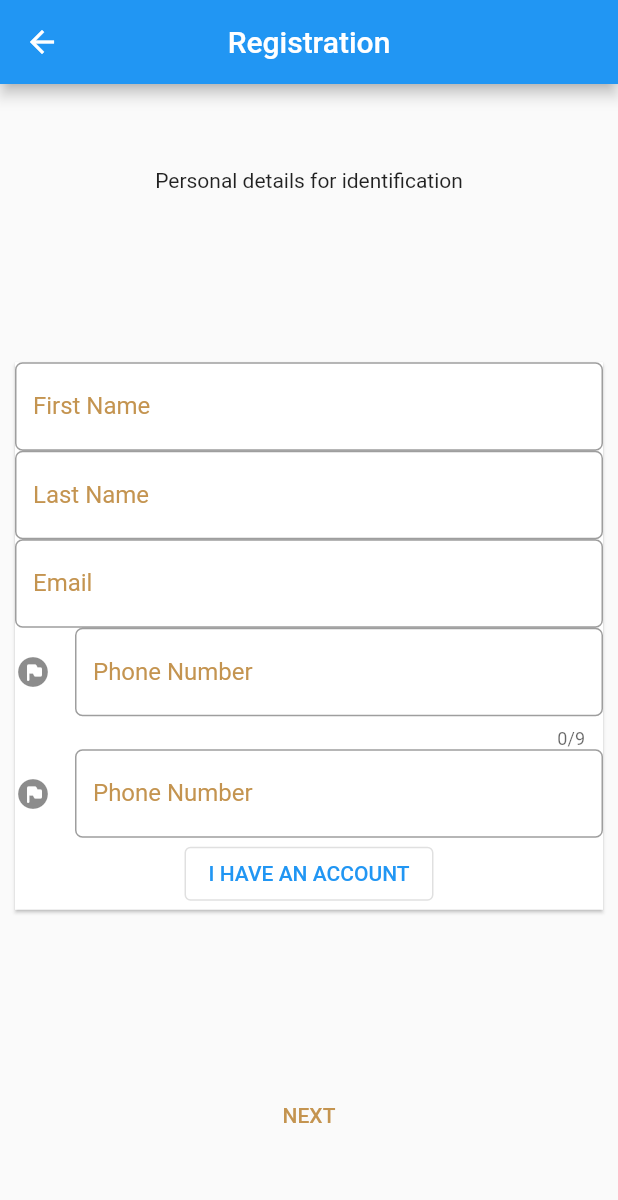
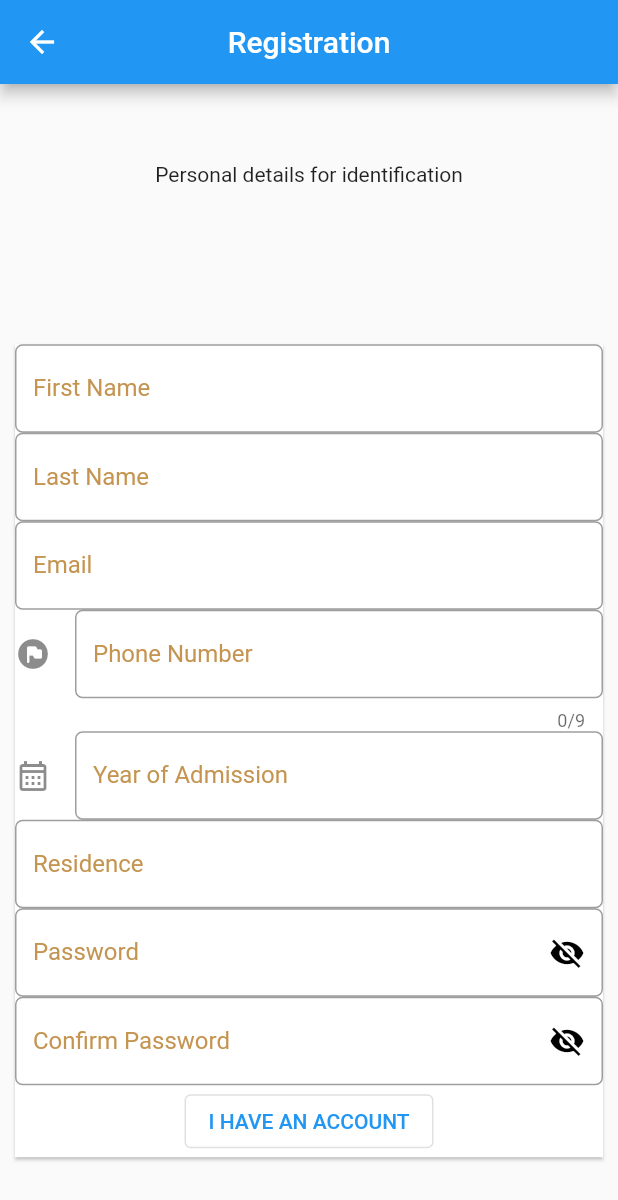
Before and after one commit to EU-Mobile-Developers/EUCOSSA-flutter, a Flutter app: the Register screen opened directly, on a phone screen of 412 x 824 dp. Shown: the top 1200 px of the screen. Run offline on Flutter 3.47's test engine with Material 2 defaults, Android fonts, the phone set to English and light mode, and no system bars.

Commit message:
Cleared up the registration screen

```diff
--- a/lib/screens/register.dart
+++ b/lib/screens/register.dart
@@ -1,6 +1,5 @@
 import 'package:eu_mobile/utils/theme.dart';
 import 'package:flutter/material.dart';
-import 'package:flutter/services.dart';
 
 class Register extends StatefulWidget {
   const Register({Key? key}) : super(key: key);
@@ -15,6 +14,7 @@ class _RegisterState extends State<Register> {
       _emailController,
       _phoneNumberController,
       _admissionYearController,
+      _residenceController,
       _passwordController,
       _confirmPasswordController;
   @override
@@ -26,7 +26,41 @@ class _RegisterState extends State<Register> {
     _admissionYearController = TextEditingController();
     _passwordController = TextEditingController();
     _confirmPasswordController = TextEditingController();
+    _residenceController = TextEditingController();
     super.initState();
+  }
+
+  bool _isTextObscured = true;
+  IconData _visibilityIcon = Icons.visibility_off;
+
+  IconData _changePasswordSuffixIcon(IconData visibleIcon) {
+    if (visibleIcon == Icons.visibility) {
+      return visibleIcon = Icons.visibility_off;
+    } else {
+      return visibleIcon = Icons.visibility;
+    }
+  }
+
+  String? _emailValidator(String? textFieldValue) {
+    if (textFieldValue == null || textFieldValue.isEmpty) {
+      return 'This value is required';
+    } else if (!RegExp(
+            r"^[a-zA-Z0-9.a-zA-Z0-9.!#$%&'*+-/=?^_`{|}~]+@[a-zA-Z0-9]+\.[a-zA-Z]+")
+        .hasMatch(textFieldValue)) {
+      return 'Enter a valid email address';
+    } else {
+      return null;
+    }
+  }
+
+  String? _nameFieldValidator(String? nameFieldValue) {
+    nameFieldValue == null || nameFieldValue.isEmpty
+        ? 'This field must contain a value'
+        : null;
+  }
+
+  String? _phoneNumberValidator(String? phoneNumberValue) {
+    phoneNumberValue!.length < 9 ? 'This field must contain a value' : null;
   }
 
   @override
@@ -49,6 +83,8 @@ class _RegisterState extends State<Register> {
               children: [
                 TextFormField(
                   controller: _firstNameController,
+                  validator: _nameFieldValidator,
+                  keyboardType: TextInputType.name,
                   decoration: InputDecoration(
                     hintText: 'First Name',
                     hintStyle: const TextStyle(color: Colors.black),
@@ -63,6 +99,8 @@ class _RegisterState extends State<Register> {
                 ),
                 TextFormField(
                   controller: _lastNameController,
+                  validator: _nameFieldValidator,
+                  keyboardType: TextInputType.name,
                   decoration: InputDecoration(
                     hintText: 'Last Name',
                     hintStyle: const TextStyle(color: Colors.black),
@@ -77,6 +115,8 @@ class _RegisterState extends State<Register> {
                 ),
                 TextFormField(
                   controller: _emailController,
+                  keyboardType: TextInputType.emailAddress,
+                  validator: _emailValidator,
                   decoration: InputDecoration(
                     hintText: 'Email',
                     hintStyle: const TextStyle(color: Colors.black),
@@ -91,6 +131,7 @@ class _RegisterState extends State<Register> {
                 ),
                 TextFormField(
                   controller: _phoneNumberController,
+                  keyboardType: TextInputType.number,
                   initialValue: '+254',
                   maxLength: 9,
                   decoration: InputDecoration(
@@ -108,16 +149,106 @@ class _RegisterState extends State<Register> {
                 ),
                 TextFormField(
                   controller: _admissionYearController,
-                  initialValue: '+254',
                   maxLength: 4,
+                  keyboardType: TextInputType.number,
+                  onTap: () async {
+                    final pickedYear = await showDatePicker(
+                        context: context,
+                        initialDate: DateTime.now(),
+                        firstDate: DateTime(2000),
+                        lastDate: DateTime(2072),
+                        currentDate: DateTime.now(),
+                        helpText: 'Year Of Admission',
+                        cancelText: 'Cancel',
+                        confirmText: 'Choose',
+                        errorFormatText: 'Choose the correct year',
+                        errorInvalidText: 'Invalid choice',
+                        keyboardType: TextInputType.number);
+                    _admissionYearController.text = pickedYear!.year.toString();
+                  },
                   decoration: InputDecoration(
-                    icon: const Icon(Icons.flag_circle_rounded),
+                    icon: const Icon(Icons.calendar_month_outlined),
                     counterText: '',
-                    hintText: '700 000 000',
+                    hintText: 'Year Of Admission',
                     hintStyle: const TextStyle(color: Colors.black),
-                    labelText: 'Phone Number',
+                    labelText: 'Year of Admission',
                     labelStyle: const TextStyle(color: AppTheme.gradientColor),
                     focusColor: AppTheme.gradientColor,
+                    border: OutlineInputBorder(
+                      borderRadius: BorderRadius.circular(5),
+                      borderSide: const BorderSide(color: Colors.black),
+                    ),
+                  ),
+                ),
+                TextFormField(
+                  controller: _residenceController,
+                  keyboardType: TextInputType.name,
+                  decoration: InputDecoration(
+                    hintText: 'Where do you stay?',
+                    hintStyle: const TextStyle(color: Colors.black),
+                    labelText: 'Residence',
+                    labelStyle: const TextStyle(color: AppTheme.gradientColor),
+                    focusColor: AppTheme.gradientColor,
+                    border: OutlineInputBorder(
+                      borderRadius: BorderRadius.circular(5),
+                      borderSide: const BorderSide(color: Colors.black),
+                    ),
+                  ),
+                ),
+                TextFormField(
+                  obscureText: _isTextObscured,
+                  controller: _passwordController,
+                  keyboardType: TextInputType.name,
+                  //todo: set obscure text and icon setting
+                  decoration: InputDecoration(
+                    hintText: 'Password',
+                    hintStyle: const TextStyle(color: Colors.black),
+                    labelText: 'Password',
+                    labelStyle: const TextStyle(color: AppTheme.gradientColor),
+                    focusColor: AppTheme.gradientColor,
+                    suffixIcon: GestureDetector(
+                      onTap: () {
+                        setState(() {
+                          _isTextObscured = !_isTextObscured;
+                          _visibilityIcon =
+                              _changePasswordSuffixIcon(_visibilityIcon);
+                        });
+                      },
+                      child: Icon(
+                        _visibilityIcon,
+                        color: Colors.black,
+                      ),
+                    ),
+                    border: OutlineInputBorder(
+                      borderRadius: BorderRadius.circular(5),
+                      borderSide: const BorderSide(color: Colors.black),
+                    ),
+                  ),
+                ),
+                TextFormField(
+                  controller: _confirmPasswordController,
+                  keyboardType: TextInputType.name,
+                  obscureText: _isTextObscured,
+                  //todo: set obscure text and icon setting
+                  decoration: InputDecoration(
+                    hintText: 'Confirm Password',
+                    hintStyle: const TextStyle(color: Colors.black),
+                    labelText: 'Confirm Password',
+                    labelStyle: const TextStyle(color: AppTheme.gradientColor),
+                    focusColor: AppTheme.gradientColor,
+                    suffixIcon: GestureDetector(
+                      onTap: () {
+                        setState(() {
+                          _isTextObscured = !_isTextObscured;
+                          _visibilityIcon =
+                              _changePasswordSuffixIcon(_visibilityIcon);
+                        });
+                      },
+                      child: Icon(
+                        _visibilityIcon,
+                        color: Colors.black,
+                      ),
+                    ),
                     border: OutlineInputBorder(
                       borderRadius: BorderRadius.circular(5),
                       borderSide: const BorderSide(color: Colors.black),
@@ -133,17 +264,6 @@ class _RegisterState extends State<Register> {
               ],
             ),
           ),
-          TextButton(
-            onPressed: () {
-              //todo: route to the next screen
-            },
-            child: const Text(
-              'NEXT',
-              style: TextStyle(
-                color: AppTheme.gradientColor,
-              ),
-            ),
-          ),
         ],
       ),
     );
```
